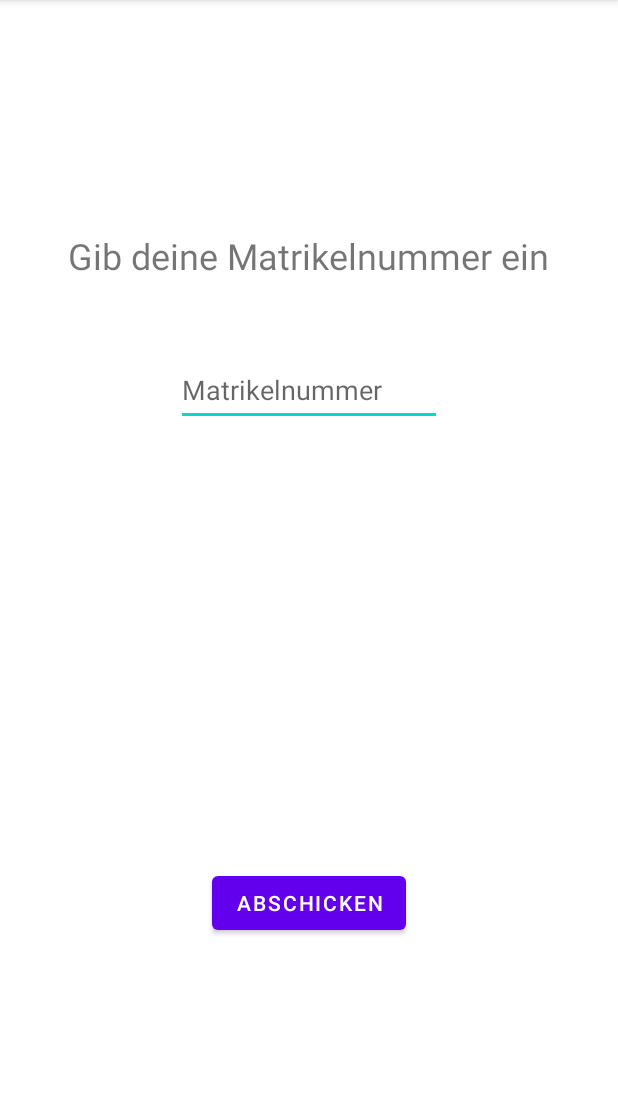
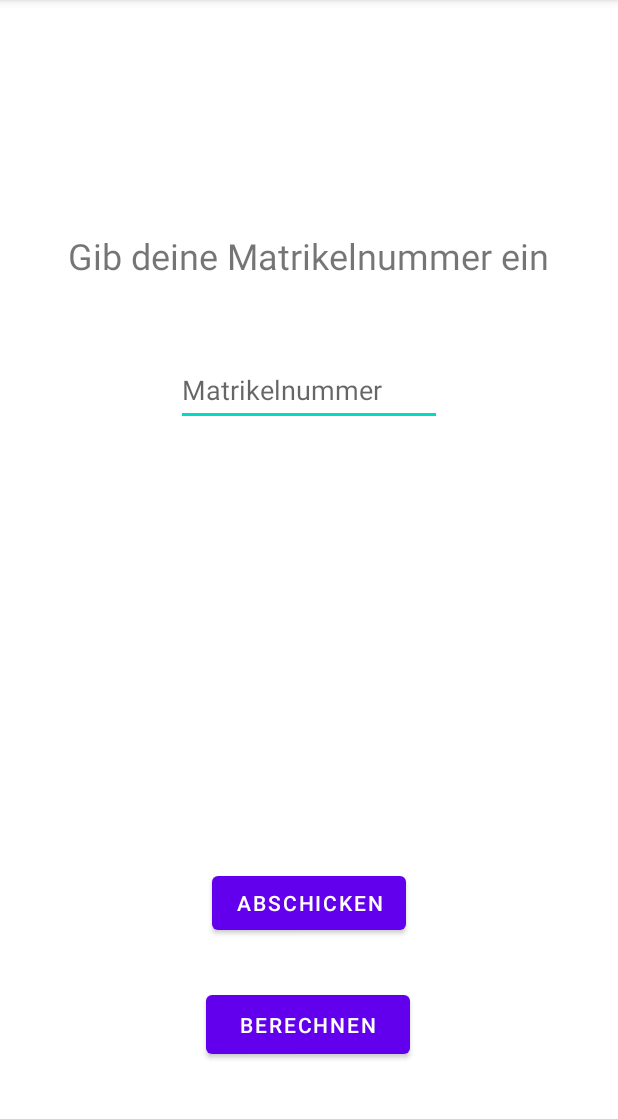
Before and after one commit to ChibiChanXYZ/SE2Einzelphase, an Android app: the screen it shows after launch (MainActivity), after a tap on "ABSCHICKEN", on a phone screen of 412 x 824 dp, the part 84-1203 px from its top. Run offline under Robolectric (Android 15) with nearby library versions, the phone set to English and light mode, and no system bars.

Commit message:
add new functionality for sort and change code for onClick for Buttons

```diff
--- a/app/src/main/java/com/example/se2einzelphase/MainActivity.java
+++ b/app/src/main/java/com/example/se2einzelphase/MainActivity.java
@@ -13,37 +13,61 @@ import java.io.DataOutputStream;
 import java.io.IOException;
 import java.io.InputStreamReader;
 import java.net.Socket;
+import java.util.ArrayList;
+import java.util.Arrays;
 
 
 public class MainActivity extends AppCompatActivity {
+    TextView responseServerVisual;
+    EditText matrNrVisual;
+
 
     @Override
     protected void onCreate(Bundle savedInstanceState) {
         super.onCreate(savedInstanceState);
         setContentView(R.layout.activity_main);
 
-        findViewById(R.id.buttonSend).setOnClickListener(new View.OnClickListener() {
-            @Override
-            public void onClick(View v) {
-                TextView responseServerVisual = findViewById(R.id.MessageServer);
-                EditText matrNrVisual = findViewById(R.id.MatrNr);
-                String matrNrString = matrNrVisual.getText().toString();
+        //Variablen:
+        responseServerVisual = findViewById(R.id.MessageServer);
+        matrNrVisual = findViewById(R.id.MatrNr);
+    }
 
-                ThreadForButton p = new ThreadForButton(matrNrString);
-                p.start();
+    public void clickButtonSend(View view) throws InterruptedException{
+        String matrNrString=  matrNrVisual.getText().toString();
 
-                try {
-                    p.join();
-                } catch (InterruptedException e) {
-                    e.printStackTrace();
-                }
+        ThreadForButton threadForServerConnection = new ThreadForButton(matrNrString);
 
-                responseServerVisual.setText(p.getResponseServer());
+        threadForServerConnection.start();
 
-            }
-        });
+        threadForServerConnection.join();
+
+        responseServerVisual.setText(threadForServerConnection.getResponseServer());
+
+    }
+
+    public void clickButtonCalculateThenSortMatrNr(View view){
+        String matrNrString=  matrNrVisual.getText().toString();
+        char[] matrNrCharArray = matrNrString.toCharArray();
+
+        Arrays.sort(matrNrCharArray);
+
+        ArrayList<Character> evenNumbers= new ArrayList<>();
+        ArrayList<Character> unevenNumbers= new ArrayList<>();
 
 
+        for (int i=0; i < matrNrCharArray.length; i++){
+            if (matrNrCharArray[i]%2 == 0){
+                evenNumbers.add(matrNrCharArray[i]);
+            }else {
+                unevenNumbers.add(matrNrCharArray[i]);
+            }
+        }
+
+        ArrayList<Character> modifiedMatrNrList= new ArrayList<Character>();
+        modifiedMatrNrList.addAll(evenNumbers);
+        modifiedMatrNrList.addAll(unevenNumbers);
+
+        responseServerVisual.setText(modifiedMatrNrList.toString());
 
     }
 }
@@ -55,6 +79,10 @@ public class MainActivity extends AppCompatActivity {
 
      ThreadForButton(String matrNr){
          matrNrToServer = matrNr;
+     }
+
+     String getResponseServer(){
+         return responseServer;
      }
 
     public void run(){
@@ -76,7 +104,4 @@ public class MainActivity extends AppCompatActivity {
         }
     }
 
-    String getResponseServer(){
-         return responseServer;
-    }
 }
--- a/app/src/main/res/layout/activity_main.xml
+++ b/app/src/main/res/layout/activity_main.xml
@@ -51,6 +51,7 @@
         android:id="@+id/buttonSend"
         android:layout_width="wrap_content"
         android:layout_height="wrap_content"
+        android:onClick="clickButtonSend"
         android:text="Abschicken"
         app:layout_constraintBottom_toBottomOf="parent"
         app:layout_constraintEnd_toEndOf="parent"
@@ -58,4 +59,17 @@
         app:layout_constraintTop_toTopOf="parent"
         app:layout_constraintVertical_bias="0.803" />
 
+    <Button
+        android:id="@+id/buttonCalculate"
+        android:layout_width="136dp"
+        android:layout_height="51dp"
+        android:onClick="clickButtonCalculateThenSortMatrNr"
+        android:text="Berechnen"
+        app:layout_constraintBottom_toBottomOf="parent"
+        app:layout_constraintEnd_toEndOf="parent"
+        app:layout_constraintHorizontal_bias="0.498"
+        app:layout_constraintStart_toStartOf="parent"
+        app:layout_constraintTop_toTopOf="parent"
+        app:layout_constraintVertical_bias="0.917" />
+
 </androidx.constraintlayout.widget.ConstraintLayout>
```
